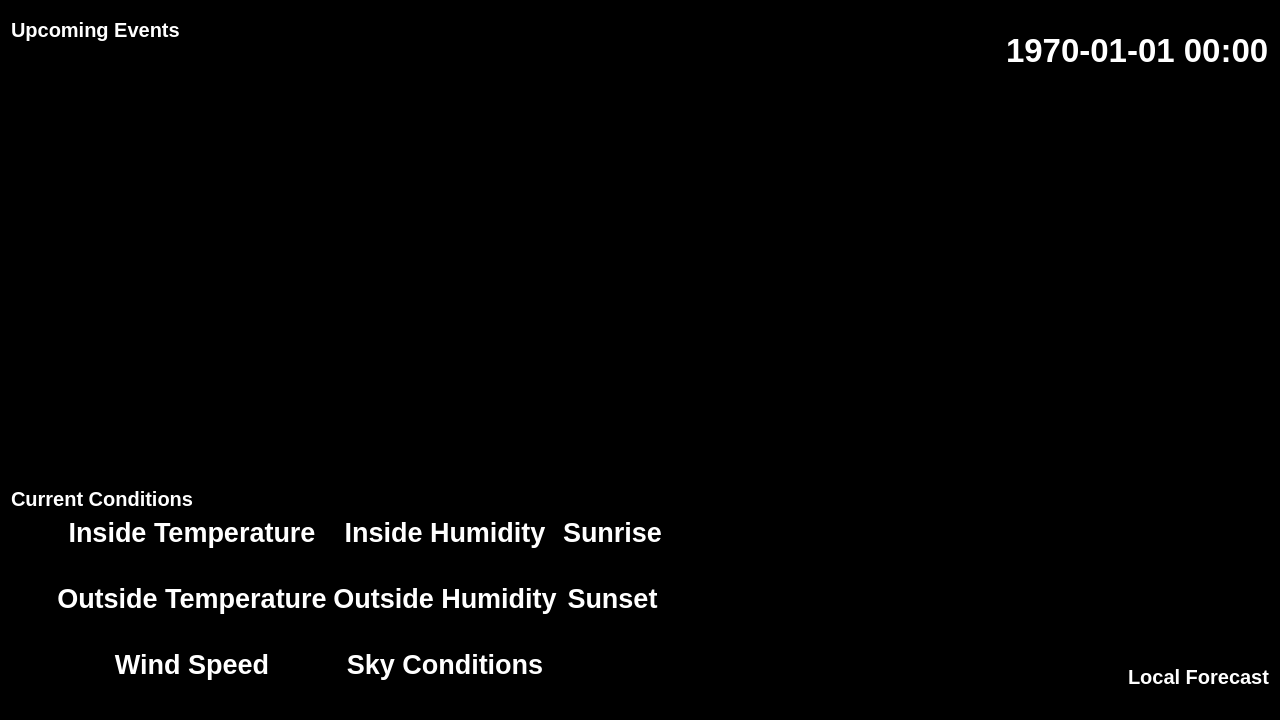
The window that main/MirrorFrame.ui (Risca/magicmirror) describes before a commit, drawn with Qt 5.
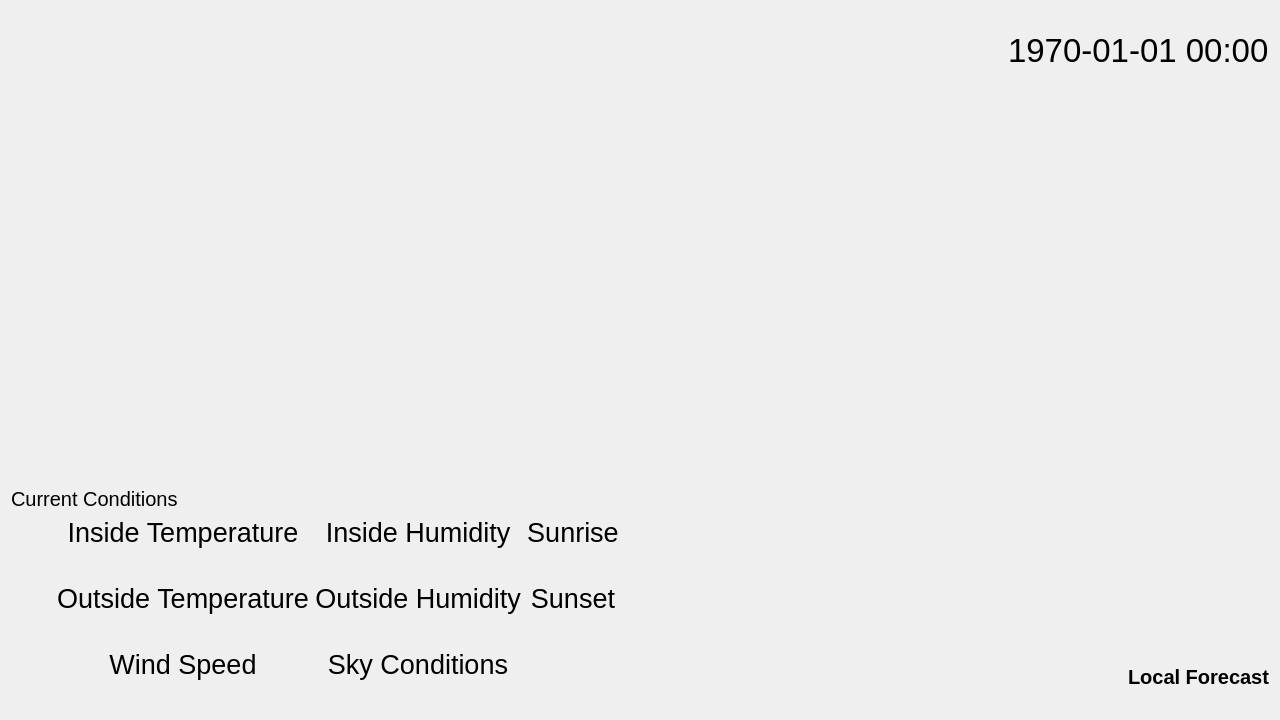
The same window after the commit.

Commit message: Add new calendar widget

What changed in the file:
```diff
--- a/main/MirrorFrame.ui
+++ b/main/MirrorFrame.ui
@@ -10,474 +10,9 @@
     <height>720</height>
    </rect>
   </property>
-  <property name="palette">
-   <palette>
-    <active>
-     <colorrole role="WindowText">
-      <brush brushstyle="SolidPattern">
-       <color alpha="255">
-        <red>255</red>
-        <green>255</green>
-        <blue>255</blue>
-       </color>
-      </brush>
-     </colorrole>
-     <colorrole role="Button">
-      <brush brushstyle="SolidPattern">
-       <color alpha="255">
-        <red>0</red>
-        <green>0</green>
-        <blue>0</blue>
-       </color>
-      </brush>
-     </colorrole>
-     <colorrole role="Light">
-      <brush brushstyle="SolidPattern">
-       <color alpha="255">
-        <red>0</red>
-        <green>0</green>
-        <blue>0</blue>
-       </color>
-      </brush>
-     </colorrole>
-     <colorrole role="Midlight">
-      <brush brushstyle="SolidPattern">
-       <color alpha="255">
-        <red>0</red>
-        <green>0</green>
-        <blue>0</blue>
-       </color>
-      </brush>
-     </colorrole>
-     <colorrole role="Dark">
-      <brush brushstyle="SolidPattern">
-       <color alpha="255">
-        <red>0</red>
-        <green>0</green>
-        <blue>0</blue>
-       </color>
-      </brush>
-     </colorrole>
-     <colorrole role="Mid">
-      <brush brushstyle="SolidPattern">
-       <color alpha="255">
-        <red>0</red>
-        <green>0</green>
-        <blue>0</blue>
-       </color>
-      </brush>
-     </colorrole>
-     <colorrole role="Text">
-      <brush brushstyle="SolidPattern">
-       <color alpha="255">
-        <red>255</red>
-        <green>255</green>
-        <blue>255</blue>
-       </color>
-      </brush>
-     </colorrole>
-     <colorrole role="BrightText">
-      <brush brushstyle="SolidPattern">
-       <color alpha="255">
-        <red>255</red>
-        <green>255</green>
-        <blue>255</blue>
-       </color>
-      </brush>
-     </colorrole>
-     <colorrole role="ButtonText">
-      <brush brushstyle="SolidPattern">
-       <color alpha="255">
-        <red>255</red>
-        <green>255</green>
-        <blue>255</blue>
-       </color>
-      </brush>
-     </colorrole>
-     <colorrole role="Base">
-      <brush brushstyle="SolidPattern">
-       <color alpha="255">
-        <red>0</red>
-        <green>0</green>
-        <blue>0</blue>
-       </color>
-      </brush>
-     </colorrole>
-     <colorrole role="Window">
-      <brush brushstyle="SolidPattern">
-       <color alpha="255">
-        <red>0</red>
-        <green>0</green>
-        <blue>0</blue>
-       </color>
-      </brush>
-     </colorrole>
-     <colorrole role="Shadow">
-      <brush brushstyle="SolidPattern">
-       <color alpha="255">
-        <red>0</red>
-        <green>0</green>
-        <blue>0</blue>
-       </color>
-      </brush>
-     </colorrole>
-     <colorrole role="AlternateBase">
-      <brush brushstyle="SolidPattern">
-       <color alpha="255">
-        <red>0</red>
-        <green>0</green>
-        <blue>0</blue>
-       </color>
-      </brush>
-     </colorrole>
-     <colorrole role="ToolTipBase">
-      <brush brushstyle="SolidPattern">
-       <color alpha="255">
-        <red>255</red>
-        <green>255</green>
-        <blue>220</blue>
-       </color>
-      </brush>
-     </colorrole>
-     <colorrole role="ToolTipText">
-      <brush brushstyle="SolidPattern">
-       <color alpha="255">
-        <red>0</red>
-        <green>0</green>
-        <blue>0</blue>
-       </color>
-      </brush>
-     </colorrole>
-    </active>
-    <inactive>
-     <colorrole role="WindowText">
-      <brush brushstyle="SolidPattern">
-       <color alpha="255">
-        <red>255</red>
-        <green>255</green>
-        <blue>255</blue>
-       </color>
-      </brush>
-     </colorrole>
-     <colorrole role="Button">
-      <brush brushstyle="SolidPattern">
-       <color alpha="255">
-        <red>0</red>
-        <green>0</green>
-        <blue>0</blue>
-       </color>
-      </brush>
-     </colorrole>
-     <colorrole role="Light">
-      <brush brushstyle="SolidPattern">
-       <color alpha="255">
-        <red>0</red>
-        <green>0</green>
-        <blue>0</blue>
-       </color>
-      </brush>
-     </colorrole>
-     <colorrole role="Midlight">
-      <brush brushstyle="SolidPattern">
-       <color alpha="255">
-        <red>0</red>
-        <green>0</green>
-        <blue>0</blue>
-       </color>
-      </brush>
-     </colorrole>
-     <colorrole role="Dark">
-      <brush brushstyle="SolidPattern">
-       <color alpha="255">
-        <red>0</red>
-        <green>0</green>
-        <blue>0</blue>
-       </color>
-      </brush>
-     </colorrole>
-     <colorrole role="Mid">
-      <brush brushstyle="SolidPattern">
-       <color alpha="255">
-        <red>0</red>
-        <green>0</green>
-        <blue>0</blue>
-       </color>
-      </brush>
-     </colorrole>
-     <colorrole role="Text">
-      <brush brushstyle="SolidPattern">
-       <color alpha="255">
-        <red>255</red>
-        <green>255</green>
-        <blue>255</blue>
-       </color>
-      </brush>
-     </colorrole>
-     <colorrole role="BrightText">
-      <brush brushstyle="SolidPattern">
-       <color alpha="255">
-        <red>255</red>
-        <green>255</green>
-        <blue>255</blue>
-       </color>
-      </brush>
-     </colorrole>
-     <colorrole role="ButtonText">
-      <brush brushstyle="SolidPattern">
-       <color alpha="255">
-        <red>255</red>
-        <green>255</green>
-        <blue>255</blue>
-       </color>
-      </brush>
-     </colorrole>
-     <colorrole role="Base">
-      <brush brushstyle="SolidPattern">
-       <color alpha="255">
-        <red>0</red>
-        <green>0</green>
-        <blue>0</blue>
-       </color>
-      </brush>
-     </colorrole>
-     <colorrole role="Window">
-      <brush brushstyle="SolidPattern">
-       <color alpha="255">
-        <red>0</red>
-        <green>0</green>
-        <blue>0</blue>
-       </color>
-      </brush>
-     </colorrole>
-     <colorrole role="Shadow">
-      <brush brushstyle="SolidPattern">
-       <color alpha="255">
-        <red>0</red>
-        <green>0</green>
-        <blue>0</blue>
-       </color>
-      </brush>
-     </colorrole>
-     <colorrole role="AlternateBase">
-      <brush brushstyle="SolidPattern">
-       <color alpha="255">
-        <red>0</red>
-        <green>0</green>
-        <blue>0</blue>
-       </color>
-      </brush>
-     </colorrole>
-     <colorrole role="ToolTipBase">
-      <brush brushstyle="SolidPattern">
-       <color alpha="255">
-        <red>255</red>
-        <green>255</green>
-        <blue>220</blue>
-       </color>
-      </brush>
-     </colorrole>
-     <colorrole role="ToolTipText">
-      <brush brushstyle="SolidPattern">
-       <color alpha="255">
-        <red>0</red>
-        <green>0</green>
-        <blue>0</blue>
-       </color>
-      </brush>
-     </colorrole>
-    </inactive>
-    <disabled>
-     <colorrole role="WindowText">
-      <brush brushstyle="SolidPattern">
-       <color alpha="255">
-        <red>0</red>
-        <green>0</green>
-        <blue>0</blue>
-       </color>
-      </brush>
-     </colorrole>
-     <colorrole role="Button">
-      <brush brushstyle="SolidPattern">
-       <color alpha="255">
-        <red>0</red>
-        <green>0</green>
-        <blue>0</blue>
-       </color>
-      </brush>
-     </colorrole>
-     <colorrole role="Light">
-      <brush brushstyle="SolidPattern">
-       <color alpha="255">
-        <red>0</red>
-        <green>0</green>
-        <blue>0</blue>
-       </color>
-      </brush>
-     </colorrole>
-     <colorrole role="Midlight">
-      <brush brushstyle="SolidPattern">
-       <color alpha="255">
-        <red>0</red>
-        <green>0</green>
-        <blue>0</blue>
-       </color>
-      </brush>
-     </colorrole>
-     <colorrole role="Dark">
-      <brush brushstyle="SolidPattern">
-       <color alpha="255">
-        <red>0</red>
-        <green>0</green>
-        <blue>0</blue>
-       </color>
-      </brush>
-     </colorrole>
-     <colorrole role="Mid">
-      <brush brushstyle="SolidPattern">
-       <color alpha="255">
-        <red>0</red>
-        <green>0</green>
-        <blue>0</blue>
-       </color>
-      </brush>
-     </colorrole>
-     <colorrole role="Text">
-      <brush brushstyle="SolidPattern">
-       <color alpha="255">
-        <red>0</red>
-        <green>0</green>
-        <blue>0</blue>
-       </color>
-      </brush>
-     </colorrole>
-     <colorrole role="BrightText">
-      <brush brushstyle="SolidPattern">
-       <color alpha="255">
-        <red>255</red>
-        <green>255</green>
-        <blue>255</blue>
-       </color>
-      </brush>
-     </colorrole>
-     <colorrole role="ButtonText">
-      <brush brushstyle="SolidPattern">
-       <color alpha="255">
-        <red>0</red>
-        <green>0</green>
-        <blue>0</blue>
-       </color>
-      </brush>
-     </colorrole>
-     <colorrole role="Base">
-      <brush brushstyle="SolidPattern">
-       <color alpha="255">
-        <red>0</red>
-        <green>0</green>
-        <blue>0</blue>
-       </color>
-      </brush>
-     </colorrole>
-     <colorrole role="Window">
-      <brush brushstyle="SolidPattern">
-       <color alpha="255">
-        <red>0</red>
-        <green>0</green>
-        <blue>0</blue>
-       </color>
-      </brush>
-     </colorrole>
-     <colorrole role="Shadow">
-      <brush brushstyle="SolidPattern">
-       <color alpha="255">
-        <red>0</red>
-        <green>0</green>
-        <blue>0</blue>
-       </color>
-      </brush>
-     </colorrole>
-     <colorrole role="AlternateBase">
-      <brush brushstyle="SolidPattern">
-       <color alpha="255">
-        <red>0</red>
-        <green>0</green>
-        <blue>0</blue>
-       </color>
-      </brush>
-     </colorrole>
-     <colorrole role="ToolTipBase">
-      <brush brushstyle="SolidPattern">
-       <color alpha="255">
-        <red>255</red>
-        <green>255</green>
-        <blue>220</blue>
-       </color>
-      </brush>
-     </colorrole>
-     <colorrole role="ToolTipText">
-      <brush brushstyle="SolidPattern">
-       <color alpha="255">
-        <red>0</red>
-        <green>0</green>
-        <blue>0</blue>
-       </color>
-      </brush>
-     </colorrole>
-    </disabled>
-   </palette>
-  </property>
-  <property name="font">
-   <font>
-    <pointsize>30</pointsize>
-    <weight>75</weight>
-    <bold>true</bold>
-   </font>
-  </property>
-  <property name="windowTitle">
-   <string>Form</string>
-  </property>
-  <property name="autoFillBackground">
-   <bool>true</bool>
-  </property>
   <layout class="QVBoxLayout" name="verticalLayout">
    <item>
-    <layout class="QHBoxLayout" name="horizontalLayout">
-     <item>
-      <layout class="QGridLayout" name="gridLayout_3">
-       <item row="0" column="0" colspan="2">
-        <widget class="QLabel" name="calLabel">
-         <property name="font">
-          <font>
-           <pointsize>15</pointsize>
-           <weight>75</weight>
-           <bold>true</bold>
-          </font>
-         </property>
-         <property name="text">
-          <string>Upcoming Events</string>
-         </property>
-        </widget>
-       </item>
-       <item row="1" column="0">
-        <spacer name="calendarIndentation">
-         <property name="orientation">
-          <enum>Qt::Horizontal</enum>
-         </property>
-         <property name="sizeType">
-          <enum>QSizePolicy::Maximum</enum>
-         </property>
-         <property name="sizeHint" stdset="0">
-          <size>
-           <width>40</width>
-           <height>20</height>
-          </size>
-         </property>
-        </spacer>
-       </item>
-       <item row="1" column="1">
-        <layout class="QVBoxLayout" name="calendarLayout"/>
-       </item>
-      </layout>
-     </item>
+    <layout class="QHBoxLayout" name="topHorizontalLayout">
      <item>
       <spacer name="horizontalSpacer_2">
        <property name="orientation">
```
The commit also changes 20 other files.
